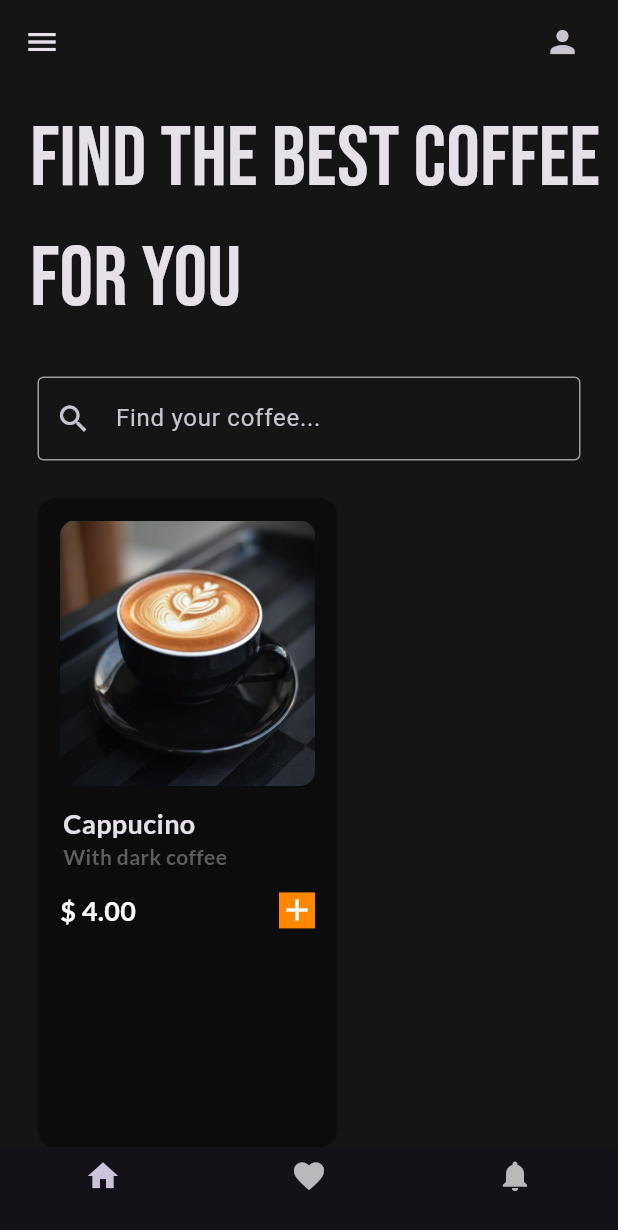
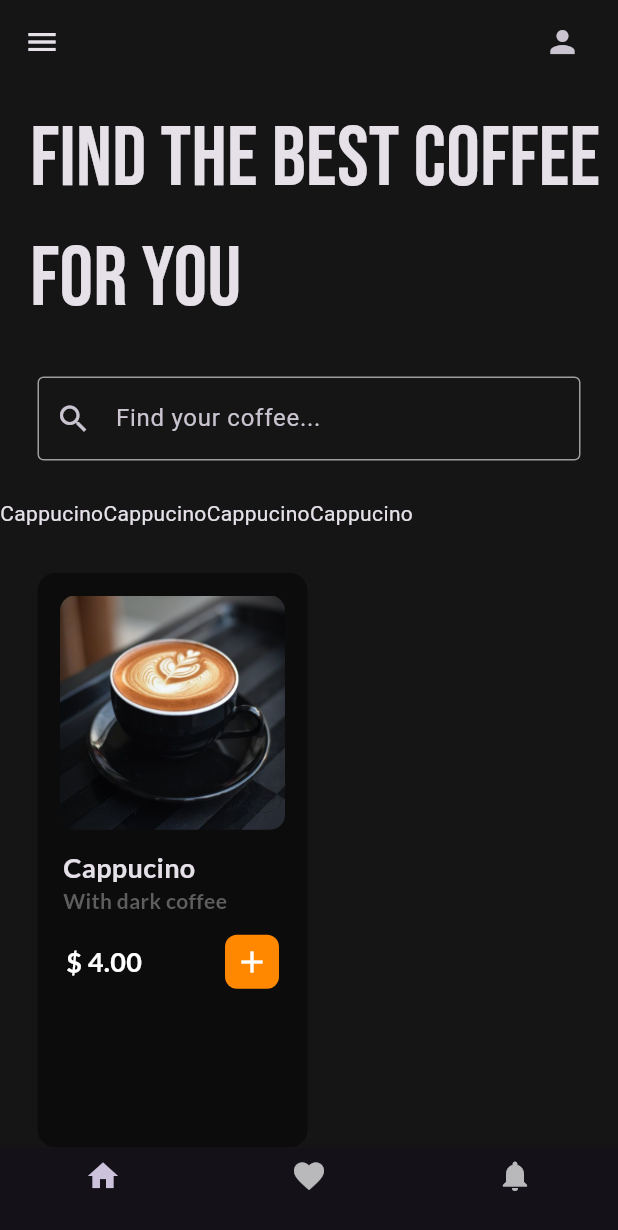
Before and after one commit to buddhimafernando/Coffee_app, a Flutter app: the screen it shows after launch, on a phone screen of 412 x 824 dp. Shown: the top 1230 px of the screen. Run offline on Flutter 3.47's test engine with Material 3 defaults, Android fonts, the phone set to English and light mode, and no system bars; our stand-ins replace google_fonts.

Commit message:
adding coffee types

```diff
--- a/lib/pages/home_page.dart
+++ b/lib/pages/home_page.dart
@@ -73,6 +73,22 @@ class _HomePageState extends State<HomePage> {
             ),
           ),
           SizedBox(height: 25.0),
+
+          //horizontal list for coffee types
+          Container(
+            height: 50,
+            color: Colors.transparent,
+            child: ListView(
+              scrollDirection: Axis.horizontal,
+              children:[
+                Text('Cappucino'),
+                Text('Cappucino'),
+                Text('Cappucino'),
+                Text('Cappucino'),
+              ],
+            ),
+          ),
+
           //horizontal list of coffee tiles
           Expanded(
             child:ListView(
--- a/lib/util/coffee_tile.dart
+++ b/lib/util/coffee_tile.dart
@@ -10,7 +10,7 @@ class CoffeeTile extends StatelessWidget {
       padding: const EdgeInsets.only(left: 25.0),
       child: Container(
         padding: EdgeInsets.all(15.0),
-        width: 200,
+        width: 180,
         height: 100,
         decoration: BoxDecoration(
           borderRadius: BorderRadius.circular(12),
@@ -27,17 +27,16 @@ class CoffeeTile extends StatelessWidget {
 
             // coffee name
             Padding(
-                padding: const EdgeInsets.symmetric(vertical: 12.0,horizontal: 2.0),
+              padding:
+                  const EdgeInsets.symmetric(vertical: 12.0, horizontal: 2.0),
               child: Column(
                 crossAxisAlignment: CrossAxisAlignment.start,
                 children: [
                   Text(
                     "Cappucino",
                     style: GoogleFonts.lato(
-                        fontSize: 18,
-                        fontWeight: FontWeight.bold),
+                        fontSize: 18, fontWeight: FontWeight.bold),
                   ),
-
                   Text(
                     "With dark coffee",
                     style: GoogleFonts.lato(
@@ -51,7 +50,9 @@ class CoffeeTile extends StatelessWidget {
             ),
 
             // price
-              Row(
+            Padding(
+              padding: const EdgeInsets.symmetric(horizontal: 4.0),
+              child: Row(
                 mainAxisAlignment: MainAxisAlignment.spaceBetween,
                 children: [
                   Text(
@@ -63,13 +64,15 @@ class CoffeeTile extends StatelessWidget {
                     ),
                   ),
                   Container(
-                    decoration: BoxDecoration(color: Color.fromARGB(255, 255, 136, 0)),
-                    child: Icon(Icons.add)
+                      padding: EdgeInsets.all(6.0),
+                      decoration: BoxDecoration(
+                        color: Color.fromARGB(255, 255, 136, 0),
+                        borderRadius: BorderRadius.circular(8.0),
                       ),
+                      child: Icon(Icons.add)),
                 ],
               ),
-
-
+            ),
           ],
         ),
       ),
--- /dev/null
+++ b/lib/util/coffee_type.dart
@@ -0,0 +1,10 @@
+import 'package:flutter/material.dart';
+
+class CoffeeType extends StatelessWidget {
+  const CoffeeType({super.key});
+
+  @override
+  Widget build(BuildContext context) {
+    return const Placeholder();
+  }
+}
```
Lines whose indentation alone changed are shown as unchanged.
